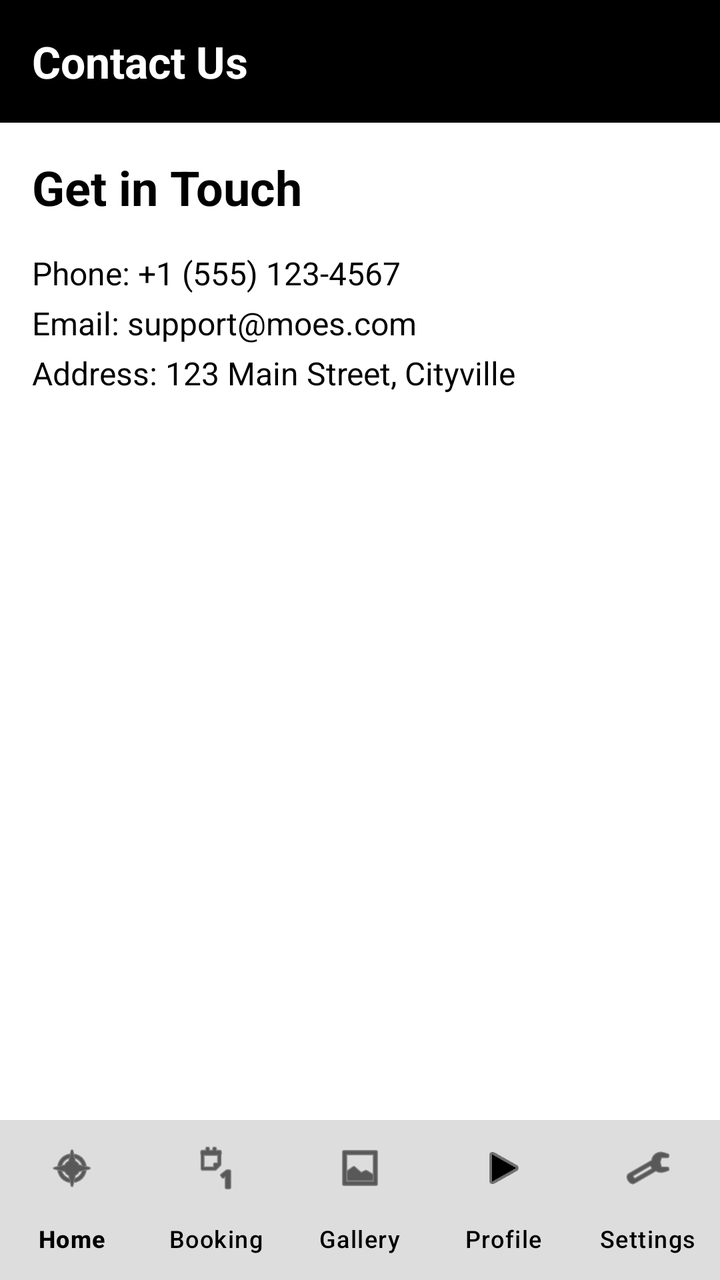
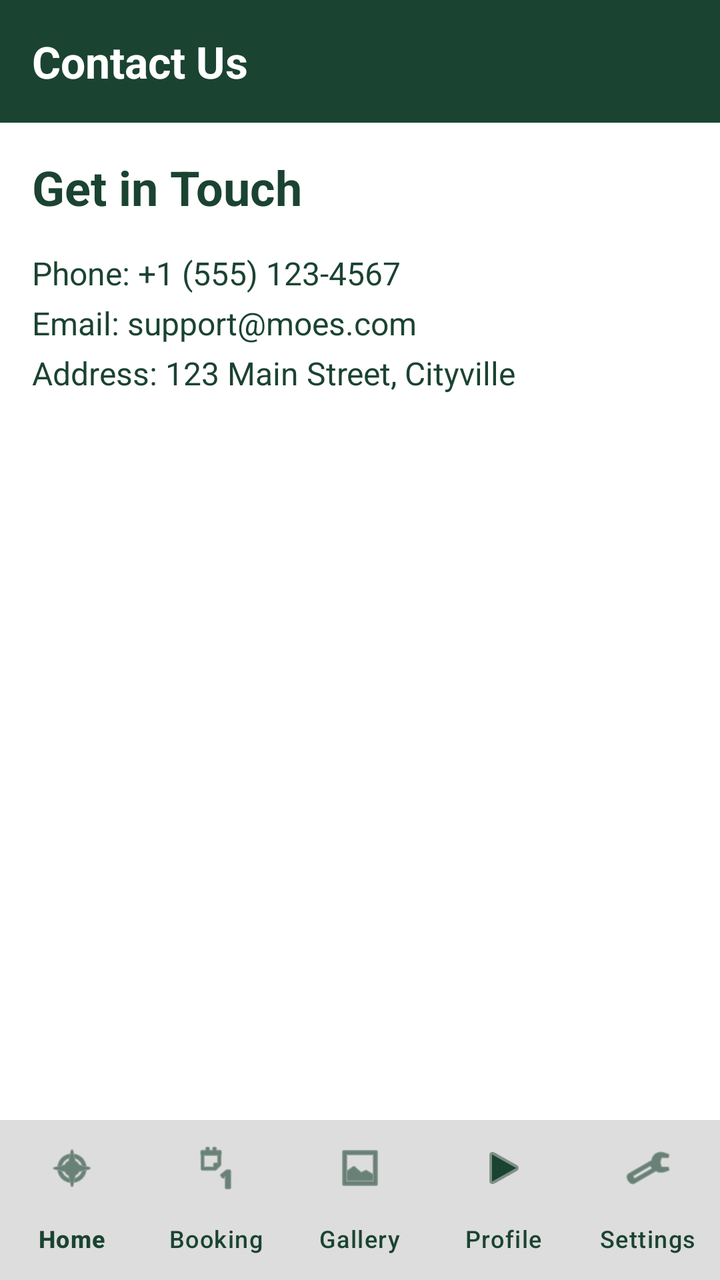

The first picture is an Android layout as it rendered before a commit; the second is the same layout after the commit. The layout source and the unified diff follow.
<!-- AndroidManifest.xml: application theme Theme.Moes -->
<!-- res/layout/activity_contact_us_screen.xml -->
<?xml version="1.0" encoding="utf-8"?>
<RelativeLayout xmlns:android="http://schemas.android.com/apk/res/android"
    xmlns:app="http://schemas.android.com/apk/res-auto"
    xmlns:tools="http://schemas.android.com/tools"
    android:id="@+id/main"
    android:layout_width="match_parent"
    android:layout_height="match_parent"
    android:background="@color/white"
    tools:context=".ContactUsScreen">

    <RelativeLayout
        android:id="@+id/navBar"
        android:layout_width="match_parent"
        android:layout_height="wrap_content"
        android:padding="16dp"
        android:background="@color/black">

        <TextView
            android:layout_width="wrap_content"
            android:layout_height="wrap_content"
            android:text="Contact Us"
            android:textColor="@color/white"
            android:textSize="22sp"
            android:textStyle="bold" />
    </RelativeLayout>

    <com.google.android.material.bottomnavigation.BottomNavigationView
        android:id="@+id/bottomNavigation"
        android:layout_width="match_parent"
        android:layout_height="wrap_content"
        android:layout_alignParentBottom="true"
        android:background="#22000000"
        app:itemIconTint="@color/black"
        app:itemTextColor="@color/black"
        app:labelVisibilityMode="labeled"
        app:menu="@menu/bottom_nav_menu" />

    <androidx.core.widget.NestedScrollView
        android:layout_width="match_parent"
        android:layout_height="match_parent"
        android:layout_below="@id/navBar"
        android:layout_above="@id/bottomNavigation"
        android:fillViewport="true">

        <LinearLayout
            android:layout_width="match_parent"
            android:layout_height="wrap_content"
            android:orientation="vertical"
            android:padding="16dp">

            <TextView
                android:layout_width="wrap_content"
                android:layout_height="wrap_content"
                android:text="Get in Touch"
                android:textColor="@color/black"
                android:textSize="24sp"
                android:textStyle="bold"
                android:layout_marginBottom="16dp" />

            <TextView
                android:layout_width="match_parent"
                android:layout_height="wrap_content"
                android:text="Phone: +1 (555) 123-4567\nEmail: support@moes.com\nAddress: 123 Main Street, Cityville"
                android:textColor="@color/black"
                android:textSize="16sp"
                android:lineSpacingExtra="6dp"
                android:layout_marginBottom="24dp" />

        </LinearLayout>
    </androidx.core.widget.NestedScrollView>
</RelativeLayout>
<!-- resources referenced by this layout -->
<resources>
  <color name="black">#000000</color>
  <color name="white">#FFFFFF</color>
  <style name="Theme.Moes" parent="Theme.Material3.DayNight.NoActionBar">
      
      <item name="colorPrimary">@color/moes_forest_green</item>
      <item name="colorOnPrimary">@color/moes_gold</item>
  
      
      <item name="colorSecondary">@color/moes_gold</item>
      <item name="colorOnSecondary">@color/white</item>
  
      
      <item name="android:windowBackground">@color/moes_cream</item>
      <item name="android:statusBarColor">@color/moes_dark_header</item>
  </style>
  <color name="moes_forest_green">#1B4332</color>
  <color name="moes_gold">#C69C35</color>
  <color name="moes_cream">#FDFCF0</color>
  <color name="moes_dark_header">#121212</color>
</resources>

<!-- the commit's change to res/layout/activity_contact_us_screen.xml (unified diff, before → after) -->
@@ -13,7 +13,7 @@
         android:layout_width="match_parent"
         android:layout_height="wrap_content"
         android:padding="16dp"
-        android:background="@color/black">
+        android:background="@color/moes_forest_green">
 
         <TextView
             android:layout_width="wrap_content"
@@ -30,8 +30,8 @@
         android:layout_height="wrap_content"
         android:layout_alignParentBottom="true"
         android:background="#22000000"
-        app:itemIconTint="@color/black"
-        app:itemTextColor="@color/black"
+        app:itemIconTint="@color/moes_forest_green"
+        app:itemTextColor="@color/moes_forest_green"
         app:labelVisibilityMode="labeled"
         app:menu="@menu/bottom_nav_menu" />
 
@@ -52,7 +52,7 @@
                 android:layout_width="wrap_content"
                 android:layout_height="wrap_content"
                 android:text="Get in Touch"
-                android:textColor="@color/black"
+                android:textColor="@color/moes_forest_green"
                 android:textSize="24sp"
                 android:textStyle="bold"
                 android:layout_marginBottom="16dp" />
@@ -60,11 +60,11 @@
             <TextView
                 android:layout_width="match_parent"
                 android:layout_height="wrap_content"
+                android:layout_marginBottom="24dp"
+                android:lineSpacingExtra="6dp"
                 android:text="Phone: +1 (555) 123-4567\nEmail: support@moes.com\nAddress: 123 Main Street, Cityville"
-                android:textColor="@color/black"
-                android:textSize="16sp"
-                android:lineSpacingExtra="6dp"
-                android:layout_marginBottom="24dp" />
+                android:textColor="@color/moes_forest_green"
+                android:textSize="16sp" />
 
         </LinearLayout>
     </androidx.core.widget.NestedScrollView>
<!-- resource entries referenced after the edit -->
@@ -1,6 +1,5 @@
 <!-- resources referenced by this layout -->
 <resources>
-  <color name="black">#000000</color>
   <color name="white">#FFFFFF</color>
   <style name="Theme.Moes" parent="Theme.Material3.DayNight.NoActionBar">
       
